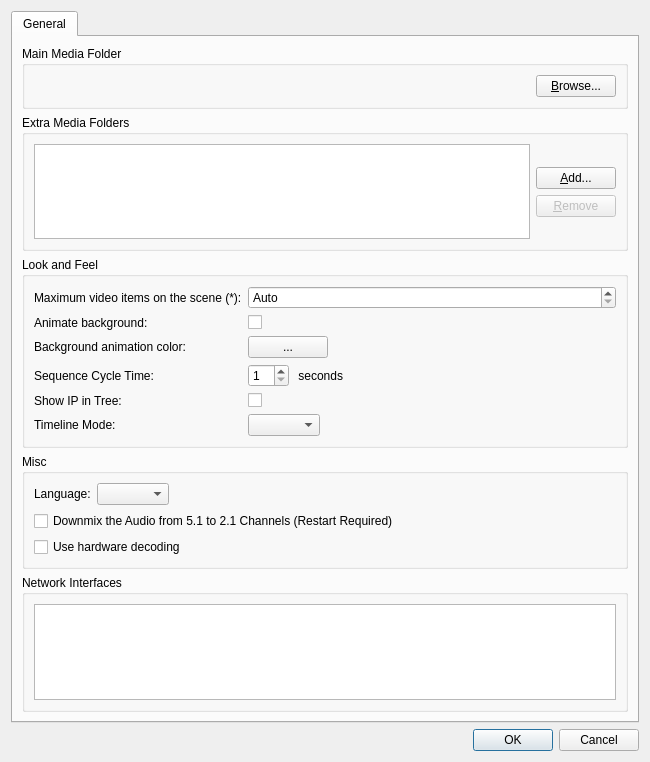
This is client/src/ui/dialogs/preferences_dialog.ui in networkoptix/nx_open as Qt 5 draws it before an edit. The edited form follows.
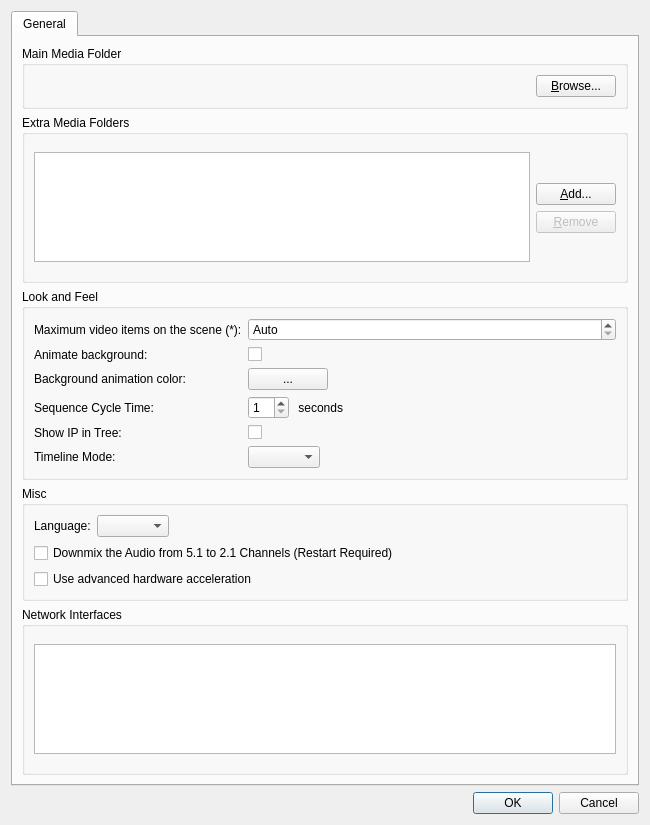
This is the edited form. Custom widgets are drawn as their Qt base class.

Commit message:
Text fix: Use hardware decoding -> Use advanced hardware acceleration
<==== Mercurial data ====>
Branch: master

Diff of the .ui file:
```diff
--- a/client/src/ui/dialogs/preferences_dialog.ui
+++ b/client/src/ui/dialogs/preferences_dialog.ui
@@ -7,7 +7,7 @@
     <x>0</x>
     <y>0</y>
     <width>650</width>
-    <height>762</height>
+    <height>825</height>
    </rect>
   </property>
   <property name="sizePolicy">
@@ -380,7 +380,7 @@
           <item>
            <widget class="QCheckBox" name="isHardwareDecodingCheckBox">
             <property name="text">
-             <string>Use hardware decoding</string>
+             <string>Use advanced hardware acceleration</string>
             </property>
            </widget>
           </item>
```
